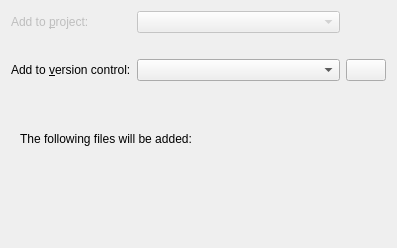
First picture: the form in src/plugins/projectexplorer/projectwizardpage.ui, repository qt-creator/qt-creator, before the edit.
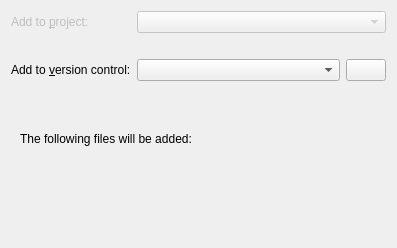
Second picture: the form after the edit.

Commit message: ProjectWizardExtension: Increase size of project combobox

Patch:
```diff
--- a/src/plugins/projectexplorer/projectwizardpage.ui
+++ b/src/plugins/projectexplorer/projectwizardpage.ui
@@ -29,22 +29,6 @@
        </property>
       </widget>
      </item>
-     <item row="0" column="1">
-      <widget class="QComboBox" name="projectComboBox">
-       <property name="enabled">
-        <bool>false</bool>
-       </property>
-       <property name="sizePolicy">
-        <sizepolicy hsizetype="MinimumExpanding" vsizetype="Fixed">
-         <horstretch>0</horstretch>
-         <verstretch>0</verstretch>
-        </sizepolicy>
-       </property>
-       <property name="sizeAdjustPolicy">
-        <enum>QComboBox::AdjustToContents</enum>
-       </property>
-      </widget>
-     </item>
      <item row="1" column="1" colspan="2">
       <widget class="QLabel" name="additionalInfo">
        <property name="text">
@@ -82,6 +66,22 @@
        </property>
       </widget>
      </item>
+     <item row="0" column="1" colspan="2">
+      <widget class="QComboBox" name="projectComboBox">
+       <property name="enabled">
+        <bool>false</bool>
+       </property>
+       <property name="sizePolicy">
+        <sizepolicy hsizetype="MinimumExpanding" vsizetype="Fixed">
+         <horstretch>0</horstretch>
+         <verstretch>0</verstretch>
+        </sizepolicy>
+       </property>
+       <property name="sizeAdjustPolicy">
+        <enum>QComboBox::AdjustToContents</enum>
+       </property>
+      </widget>
+     </item>
     </layout>
    </item>
    <item>
```
